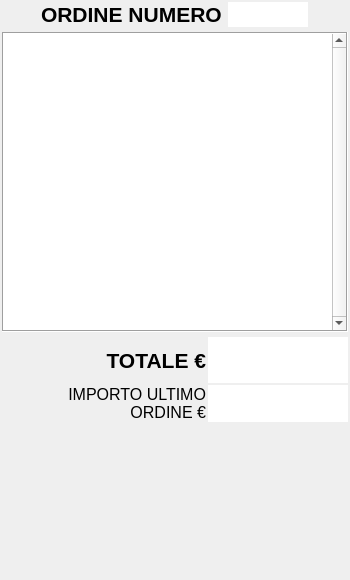
Above: src/ordine.ui from mtonin/gestcassa before the change. Below: the same form after it.
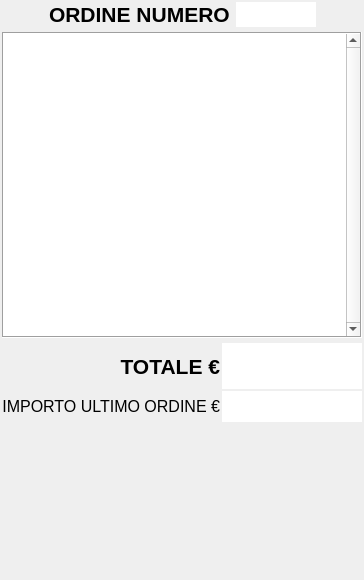
That is the form after the change. Custom widgets are drawn as their Qt base class.

Commit message: - controllo risoluzione video all'avvio

```diff
--- a/src/ordine.ui
+++ b/src/ordine.ui
@@ -233,77 +233,10 @@
     </widget>
    </item>
    <item>
-    <layout class="QGridLayout" name="gridLayout_2" columnstretch="0,1,0">
+    <layout class="QGridLayout" name="gridLayout_2">
      <property name="spacing">
       <number>2</number>
      </property>
-     <item row="0" column="0">
-      <spacer name="horizontalSpacer">
-       <property name="orientation">
-        <enum>Qt::Horizontal</enum>
-       </property>
-       <property name="sizeType">
-        <enum>QSizePolicy::Minimum</enum>
-       </property>
-       <property name="sizeHint" stdset="0">
-        <size>
-         <width>20</width>
-         <height>20</height>
-        </size>
-       </property>
-      </spacer>
-     </item>
-     <item row="0" column="1">
-      <widget class="QLabel" name="label_3">
-       <property name="font">
-        <font>
-         <pointsize>16</pointsize>
-         <weight>75</weight>
-         <bold>true</bold>
-        </font>
-       </property>
-       <property name="text">
-        <string>TOTALE €</string>
-       </property>
-       <property name="alignment">
-        <set>Qt::AlignRight|Qt::AlignTrailing|Qt::AlignVCenter</set>
-       </property>
-      </widget>
-     </item>
-     <item row="1" column="1">
-      <widget class="QLabel" name="numeroLbl_3">
-       <property name="font">
-        <font>
-         <pointsize>12</pointsize>
-        </font>
-       </property>
-       <property name="text">
-        <string>IMPORTO ULTIMO ORDINE €</string>
-       </property>
-       <property name="alignment">
-        <set>Qt::AlignRight|Qt::AlignTrailing|Qt::AlignVCenter</set>
-       </property>
-       <property name="wordWrap">
-        <bool>true</bool>
-       </property>
-      </widget>
-     </item>
-     <item row="1" column="0">
-      <spacer name="horizontalSpacer_2">
-       <property name="orientation">
-        <enum>Qt::Horizontal</enum>
-       </property>
-       <property name="sizeType">
-        <enum>QSizePolicy::Minimum</enum>
-       </property>
-       <property name="sizeHint" stdset="0">
-        <size>
-         <width>20</width>
-         <height>20</height>
-        </size>
-       </property>
-      </spacer>
-     </item>
      <item row="0" column="2">
       <widget class="QLineEdit" name="totaleLine">
        <property name="sizePolicy">
@@ -339,6 +272,23 @@
        </property>
       </widget>
      </item>
+     <item row="0" column="1">
+      <widget class="QLabel" name="label_3">
+       <property name="font">
+        <font>
+         <pointsize>16</pointsize>
+         <weight>75</weight>
+         <bold>true</bold>
+        </font>
+       </property>
+       <property name="text">
+        <string>TOTALE €</string>
+       </property>
+       <property name="alignment">
+        <set>Qt::AlignRight|Qt::AlignTrailing|Qt::AlignVCenter</set>
+       </property>
+      </widget>
+     </item>
      <item row="1" column="2">
       <widget class="QLineEdit" name="importoUltimoOrdineText">
        <property name="sizePolicy">
@@ -372,6 +322,37 @@
        </property>
       </widget>
      </item>
+     <item row="0" column="0">
+      <spacer name="horizontalSpacer">
+       <property name="orientation">
+        <enum>Qt::Horizontal</enum>
+       </property>
+       <property name="sizeHint" stdset="0">
+        <size>
+         <width>40</width>
+         <height>20</height>
+        </size>
+       </property>
+      </spacer>
+     </item>
+     <item row="1" column="0" colspan="2">
+      <widget class="QLabel" name="numeroLbl_3">
+       <property name="font">
+        <font>
+         <pointsize>12</pointsize>
+        </font>
+       </property>
+       <property name="text">
+        <string>IMPORTO ULTIMO ORDINE €</string>
+       </property>
+       <property name="alignment">
+        <set>Qt::AlignRight|Qt::AlignTrailing|Qt::AlignVCenter</set>
+       </property>
+       <property name="wordWrap">
+        <bool>false</bool>
+       </property>
+      </widget>
+     </item>
     </layout>
    </item>
    <item>
```
The commit also changes 2 other files.
